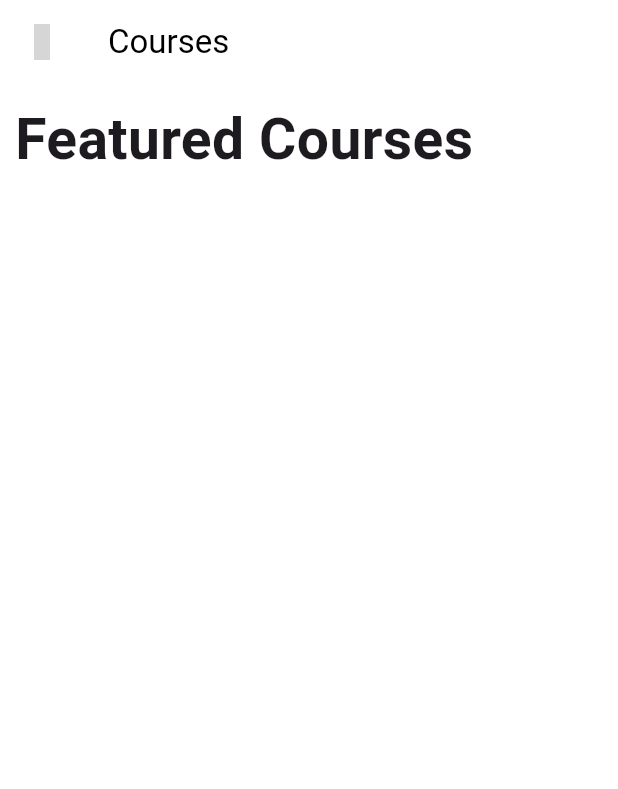
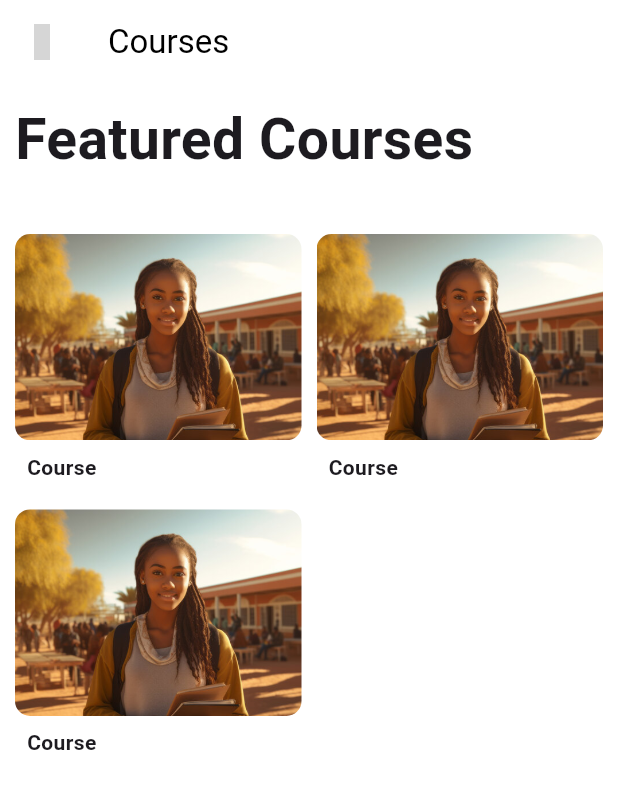
Before and after one commit to ishi265/ufuluapp, a Flutter app: the screen it shows after launch, on a phone screen of 412 x 824 dp. Shown: the top 789 px of the screen. Run offline on Flutter 3.47's test engine with Material 3 defaults, Android fonts, the phone set to English and light mode, and no system bars; our stand-ins replace google_fonts, iconsax; grey boxes are pictures that could not be loaded.

Commit message:
added the course widget in the code now fixing it smooth

```diff
--- a/lib/pages/courses.dart
+++ b/lib/pages/courses.dart
@@ -1,5 +1,6 @@
 import 'package:flutter/material.dart';
 import 'package:iconsax/iconsax.dart';
+import 'package:ufuluapp/widgets/courseWidget.dart';
 
 class Courses extends StatelessWidget {
   const Courses({super.key});
@@ -14,10 +15,26 @@ class Courses extends StatelessWidget {
       body: Padding(
         padding: const EdgeInsets.all(10.0),
         child: Column(
+          crossAxisAlignment: CrossAxisAlignment.start,
           children: [
             Text(
               "Featured Courses",
               style: TextStyle(fontSize: 38, fontWeight: FontWeight.w600),
+            ),
+            SizedBox(height: 36),
+            Expanded(
+              child: GridView.builder(
+                itemCount: 3,
+                gridDelegate: SliverGridDelegateWithFixedCrossAxisCount(
+                  crossAxisCount: 2,
+                  crossAxisSpacing: 10,
+                  mainAxisSpacing: 10,
+                  childAspectRatio: 1.1,
+                ),
+                itemBuilder: (context, index) {
+                  return CourseWidget(); // Reusable widget for each course
+                },
+              ),
             ),
           ],
         ),
--- /dev/null
+++ b/lib/widgets/courseWidget.dart
@@ -0,0 +1,30 @@
+import 'package:flutter/material.dart';
+
+class CourseWidget extends StatelessWidget {
+  const CourseWidget({super.key});
+
+  @override
+  Widget build(BuildContext context) {
+    return Column(
+      crossAxisAlignment: CrossAxisAlignment.start,
+      children: [
+        Expanded(
+          child: ClipRRect(
+              borderRadius: BorderRadius.all(Radius.circular(10)),
+              child: Image.asset(
+                "images/coursename.jpg",
+                width: double.infinity,
+                fit: BoxFit.cover,
+              )),
+        ),
+        Padding(
+          padding: EdgeInsets.all(8),
+          child: Text(
+            "Course",
+            style: TextStyle(fontWeight: FontWeight.bold),
+          ),
+        ),
+      ],
+    );
+  }
+}
```
Also changed, not shown: images/coursename.jpg (renamed from images/360_F_626923168_H6P4J7bm0m57c94oMEGDEDGJqBgPLoPL.jpg).
